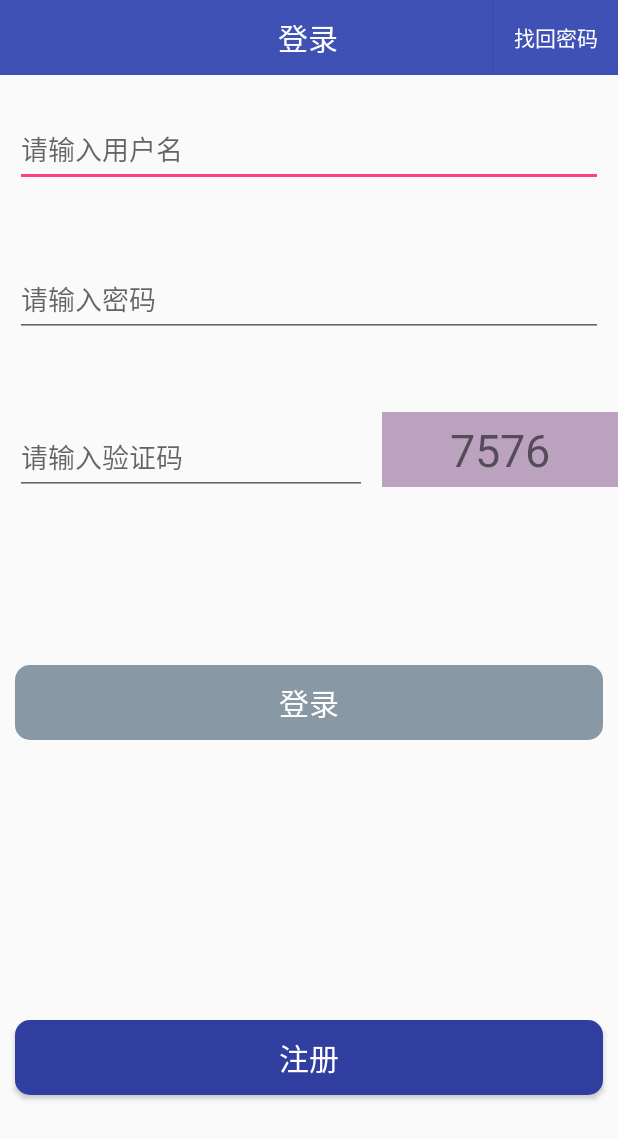
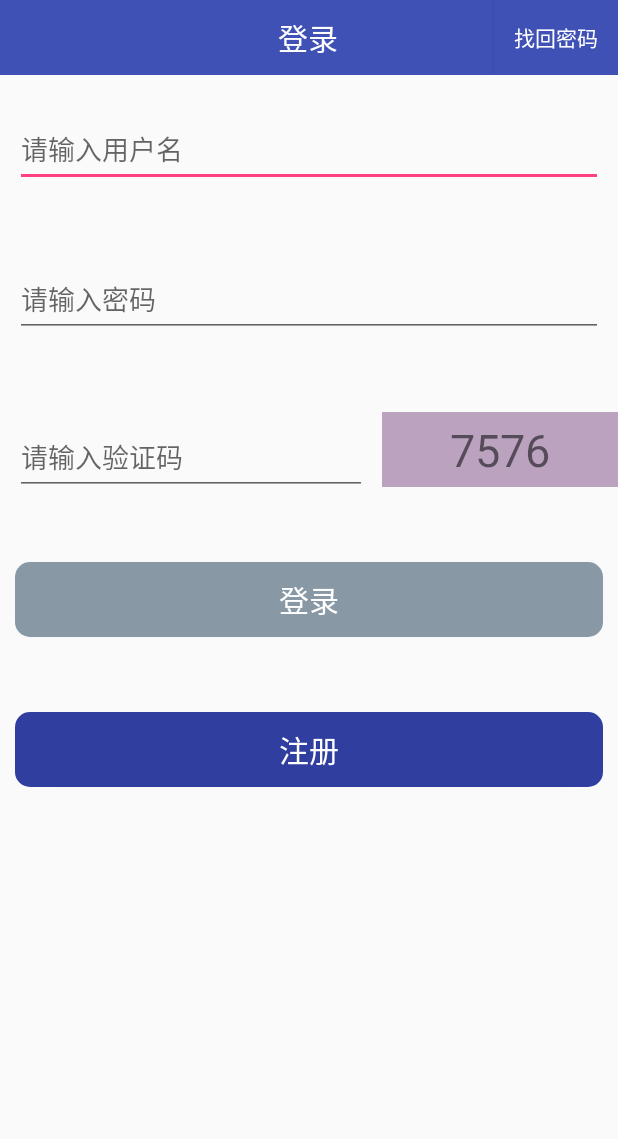
Before and after one commit to GitHubJiKe/kuaicha2, an Android app: the screen it shows after launch (LoginActivity), on a phone screen of 412 x 824 dp. Shown: the top 1139 px of the screen. Run offline under Robolectric (Android 15) with nearby library versions, the phone set to English and light mode, and no system bars; libraries missing offline, so code that uses them is left out: com.facebook.drawee, com.tencent.mm, org.xutils, org.xutils.common, org.xutils.x; 8 statements that could not run were skipped.

Commit message:
commit new code

```diff
--- a/app/build.gradle
+++ b/app/build.gradle
@@ -9,7 +9,7 @@ android {
         minSdkVersion 19
         targetSdkVersion 23
         versionCode 2
-        versionName "2.0.2"
+        versionName "2.0.3"
     }
     buildTypes {
         release {
--- a/app/src/main/res/layout/layout_login.xml
+++ b/app/src/main/res/layout/layout_login.xml
@@ -7,11 +7,20 @@
         android:id="@+id/title"
         layout="@layout/layout_title" />
 
+    <ScrollView
+        android:layout_width="match_parent"
+        android:layout_height="match_parent"
+        android:layout_below="@+id/title"
+        android:fillViewport="true">
+
+        <RelativeLayout
+            android:layout_width="match_parent"
+            android:layout_height="match_parent">
+
             <LinearLayout
                 android:id="@+id/relative1"
                 android:layout_width="match_parent"
                 android:layout_height="300dp"
-        android:layout_below="@+id/title"
                 android:orientation="vertical">
 
                 <RelativeLayout
@@ -83,7 +92,7 @@
             <LinearLayout
                 android:id="@+id/relative2"
                 android:layout_width="match_parent"
-        android:layout_height="match_parent"
+                android:layout_height="200dp"
                 android:layout_below="@+id/relative1"
                 android:orientation="vertical">
 
@@ -125,3 +134,7 @@
                 </RelativeLayout>
             </LinearLayout>
         </RelativeLayout>
+
+    </ScrollView>
+
+</RelativeLayout>
--- a/app/src/main/res/values/strings.xml
+++ b/app/src/main/res/values/strings.xml
@@ -54,4 +54,5 @@
     <string name="tips">提示</string>
     <string name="know">知道了</string>
     <string name="support">支持一下</string>
+    <string name="noWX">您还没有安装微信</string>
 </resources>
```
Also changed, not shown: app/src/main/java/com/ypf/kuaicha/activity/DetialActivity.java (+10 -5 lines), app/src/main/java/com/ypf/kuaicha/fragment/RecordFragment.java (+25 -2 lines), app/src/main/java/com/ypf/kuaicha/util/ShareUtil.java (+7 -23 lines), app/src/main/res/layout/layout_main.xml (+0 -13 lines). Lines whose indentation alone changed are shown as unchanged.
